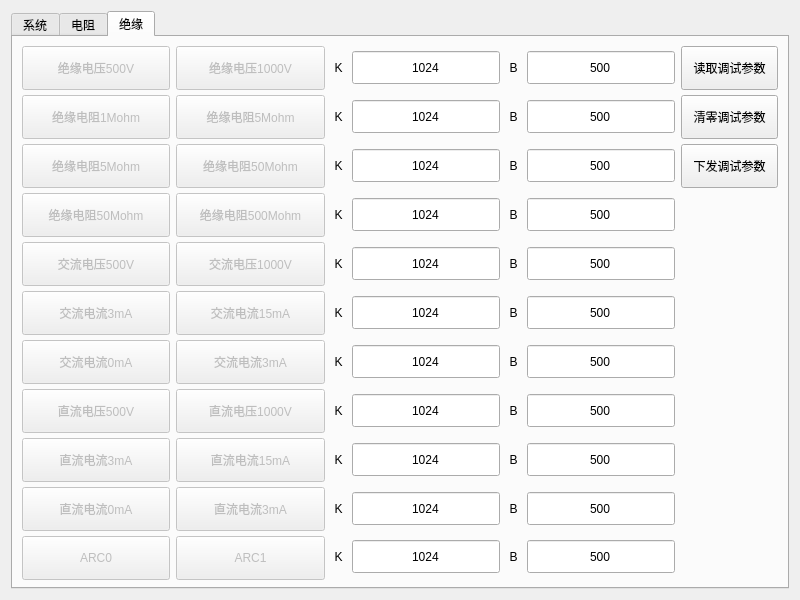
Above: WinBack.ui from bloglink/aip-tester before the change. Below: the same form after it.
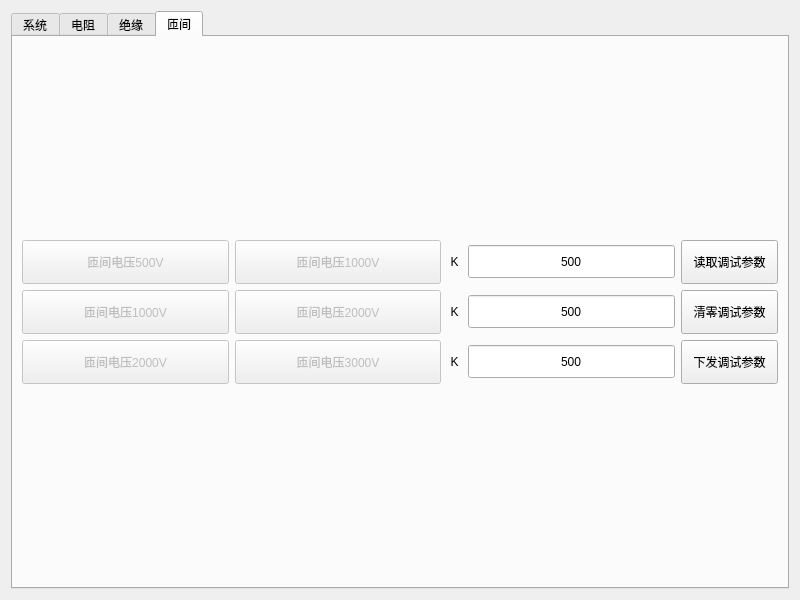
That is the form after the change.

Commit message: feat:(2.1.0.170320)后台模块添加匝间调试参数读取

Patch:
```diff
--- a/WinBack.ui
+++ b/WinBack.ui
@@ -26,7 +26,7 @@
       <enum>Qt::ClickFocus</enum>
      </property>
      <property name="currentIndex">
-      <number>2</number>
+      <number>3</number>
      </property>
      <widget class="QWidget" name="TabSys">
       <attribute name="title">
@@ -2624,6 +2624,360 @@
        </item>
       </layout>
      </widget>
+     <widget class="QWidget" name="TabImp">
+      <attribute name="title">
+       <string>匝间</string>
+      </attribute>
+      <layout class="QGridLayout" name="gridLayout_7">
+       <item row="0" column="1">
+        <spacer name="verticalSpacer">
+         <property name="orientation">
+          <enum>Qt::Vertical</enum>
+         </property>
+         <property name="sizeHint" stdset="0">
+          <size>
+           <width>20</width>
+           <height>40</height>
+          </size>
+         </property>
+        </spacer>
+       </item>
+       <item row="2" column="2">
+        <widget class="QLabel" name="label_40">
+         <property name="minimumSize">
+          <size>
+           <width>15</width>
+           <height>0</height>
+          </size>
+         </property>
+         <property name="text">
+          <string>K</string>
+         </property>
+         <property name="alignment">
+          <set>Qt::AlignCenter</set>
+         </property>
+        </widget>
+       </item>
+       <item row="1" column="1">
+        <widget class="QPushButton" name="BtnInrGrade2_7">
+         <property name="enabled">
+          <bool>false</bool>
+         </property>
+         <property name="sizePolicy">
+          <sizepolicy hsizetype="Expanding" vsizetype="Fixed">
+           <horstretch>0</horstretch>
+           <verstretch>0</verstretch>
+          </sizepolicy>
+         </property>
+         <property name="minimumSize">
+          <size>
+           <width>97</width>
+           <height>44</height>
+          </size>
+         </property>
+         <property name="text">
+          <string>匝间电压1000V</string>
+         </property>
+        </widget>
+       </item>
+       <item row="3" column="4">
+        <widget class="QPushButton" name="BtnImpParamSend">
+         <property name="minimumSize">
+          <size>
+           <width>97</width>
+           <height>44</height>
+          </size>
+         </property>
+         <property name="text">
+          <string>下发调试参数</string>
+         </property>
+        </widget>
+       </item>
+       <item row="2" column="0">
+        <widget class="QPushButton" name="BtnInrGrade3_7">
+         <property name="enabled">
+          <bool>false</bool>
+         </property>
+         <property name="sizePolicy">
+          <sizepolicy hsizetype="Expanding" vsizetype="Fixed">
+           <horstretch>0</horstretch>
+           <verstretch>0</verstretch>
+          </sizepolicy>
+         </property>
+         <property name="minimumSize">
+          <size>
+           <width>97</width>
+           <height>44</height>
+          </size>
+         </property>
+         <property name="text">
+          <string>匝间电压1000V</string>
+         </property>
+        </widget>
+       </item>
+       <item row="3" column="3">
+        <widget class="QDoubleSpinBox" name="BoxImpK2">
+         <property name="sizePolicy">
+          <sizepolicy hsizetype="Expanding" vsizetype="Fixed">
+           <horstretch>0</horstretch>
+           <verstretch>0</verstretch>
+          </sizepolicy>
+         </property>
+         <property name="minimumSize">
+          <size>
+           <width>97</width>
+           <height>35</height>
+          </size>
+         </property>
+         <property name="focusPolicy">
+          <enum>Qt::ClickFocus</enum>
+         </property>
+         <property name="alignment">
+          <set>Qt::AlignCenter</set>
+         </property>
+         <property name="buttonSymbols">
+          <enum>QAbstractSpinBox::NoButtons</enum>
+         </property>
+         <property name="decimals">
+          <number>0</number>
+         </property>
+         <property name="maximum">
+          <double>65535.000000000000000</double>
+         </property>
+         <property name="value">
+          <double>500.000000000000000</double>
+         </property>
+        </widget>
+       </item>
+       <item row="2" column="1">
+        <widget class="QPushButton" name="BtnInrGrade4_7">
+         <property name="enabled">
+          <bool>false</bool>
+         </property>
+         <property name="sizePolicy">
+          <sizepolicy hsizetype="Expanding" vsizetype="Fixed">
+           <horstretch>0</horstretch>
+           <verstretch>0</verstretch>
+          </sizepolicy>
+         </property>
+         <property name="minimumSize">
+          <size>
+           <width>97</width>
+           <height>44</height>
+          </size>
+         </property>
+         <property name="text">
+          <string>匝间电压2000V</string>
+         </property>
+        </widget>
+       </item>
+       <item row="1" column="4">
+        <widget class="QPushButton" name="BtnImpParamRead">
+         <property name="minimumSize">
+          <size>
+           <width>97</width>
+           <height>44</height>
+          </size>
+         </property>
+         <property name="text">
+          <string>读取调试参数</string>
+         </property>
+        </widget>
+       </item>
+       <item row="2" column="4">
+        <widget class="QPushButton" name="BtnImpParamClear">
+         <property name="minimumSize">
+          <size>
+           <width>97</width>
+           <height>44</height>
+          </size>
+         </property>
+         <property name="text">
+          <string>清零调试参数</string>
+         </property>
+        </widget>
+       </item>
+       <item row="3" column="1">
+        <widget class="QPushButton" name="BtnInrGrade6_9">
+         <property name="enabled">
+          <bool>false</bool>
+         </property>
+         <property name="sizePolicy">
+          <sizepolicy hsizetype="Expanding" vsizetype="Fixed">
+           <horstretch>0</horstretch>
+           <verstretch>0</verstretch>
+          </sizepolicy>
+         </property>
+         <property name="minimumSize">
+          <size>
+           <width>97</width>
+           <height>44</height>
+          </size>
+         </property>
+         <property name="text">
+          <string>匝间电压3000V</string>
+         </property>
+        </widget>
+       </item>
+       <item row="1" column="0">
+        <widget class="QPushButton" name="BtnInrGrade1_7">
+         <property name="enabled">
+          <bool>false</bool>
+         </property>
+         <property name="sizePolicy">
+          <sizepolicy hsizetype="Expanding" vsizetype="Fixed">
+           <horstretch>0</horstretch>
+           <verstretch>0</verstretch>
+          </sizepolicy>
+         </property>
+         <property name="minimumSize">
+          <size>
+           <width>97</width>
+           <height>44</height>
+          </size>
+         </property>
+         <property name="text">
+          <string>匝间电压500V</string>
+         </property>
+        </widget>
+       </item>
+       <item row="1" column="2">
+        <widget class="QLabel" name="label_31">
+         <property name="minimumSize">
+          <size>
+           <width>15</width>
+           <height>0</height>
+          </size>
+         </property>
+         <property name="text">
+          <string>K</string>
+         </property>
+         <property name="alignment">
+          <set>Qt::AlignCenter</set>
+         </property>
+        </widget>
+       </item>
+       <item row="3" column="2">
+        <widget class="QLabel" name="label_39">
+         <property name="minimumSize">
+          <size>
+           <width>15</width>
+           <height>0</height>
+          </size>
+         </property>
+         <property name="text">
+          <string>K</string>
+         </property>
+         <property name="alignment">
+          <set>Qt::AlignCenter</set>
+         </property>
+        </widget>
+       </item>
+       <item row="3" column="0">
+        <widget class="QPushButton" name="BtnInrGrade5_9">
+         <property name="enabled">
+          <bool>false</bool>
+         </property>
+         <property name="sizePolicy">
+          <sizepolicy hsizetype="Expanding" vsizetype="Fixed">
+           <horstretch>0</horstretch>
+           <verstretch>0</verstretch>
+          </sizepolicy>
+         </property>
+         <property name="minimumSize">
+          <size>
+           <width>97</width>
+           <height>44</height>
+          </size>
+         </property>
+         <property name="text">
+          <string>匝间电压2000V</string>
+         </property>
+        </widget>
+       </item>
+       <item row="1" column="3">
+        <widget class="QDoubleSpinBox" name="BoxImpK0">
+         <property name="sizePolicy">
+          <sizepolicy hsizetype="Expanding" vsizetype="Fixed">
+           <horstretch>0</horstretch>
+           <verstretch>0</verstretch>
+          </sizepolicy>
+         </property>
+         <property name="minimumSize">
+          <size>
+           <width>97</width>
+           <height>35</height>
+          </size>
+         </property>
+         <property name="focusPolicy">
+          <enum>Qt::ClickFocus</enum>
+         </property>
+         <property name="alignment">
+          <set>Qt::AlignCenter</set>
+         </property>
+         <property name="buttonSymbols">
+          <enum>QAbstractSpinBox::NoButtons</enum>
+         </property>
+         <property name="decimals">
+          <number>0</number>
+         </property>
+         <property name="maximum">
+          <double>65535.000000000000000</double>
+         </property>
+         <property name="value">
+          <double>500.000000000000000</double>
+         </property>
+        </widget>
+       </item>
+       <item row="2" column="3">
+        <widget class="QDoubleSpinBox" name="BoxImpK1">
+         <property name="sizePolicy">
+          <sizepolicy hsizetype="Expanding" vsizetype="Fixed">
+           <horstretch>0</horstretch>
+           <verstretch>0</verstretch>
+          </sizepolicy>
+         </property>
+         <property name="minimumSize">
+          <size>
+           <width>97</width>
+           <height>35</height>
+          </size>
+         </property>
+         <property name="focusPolicy">
+          <enum>Qt::ClickFocus</enum>
+         </property>
+         <property name="alignment">
+          <set>Qt::AlignCenter</set>
+         </property>
+         <property name="buttonSymbols">
+          <enum>QAbstractSpinBox::NoButtons</enum>
+         </property>
+         <property name="decimals">
+          <number>0</number>
+         </property>
+         <property name="maximum">
+          <double>65535.000000000000000</double>
+         </property>
+         <property name="value">
+          <double>500.000000000000000</double>
+         </property>
+        </widget>
+       </item>
+       <item row="4" column="1">
+        <spacer name="verticalSpacer_2">
+         <property name="orientation">
+          <enum>Qt::Vertical</enum>
+         </property>
+         <property name="sizeHint" stdset="0">
+          <size>
+           <width>20</width>
+           <height>40</height>
+          </size>
+         </property>
+        </spacer>
+       </item>
+      </layout>
+     </widget>
     </widget>
    </item>
   </layout>
```
Left out of the diff: 105 changed lines with no effect on the pictures. The commit also changes 3 other files.
